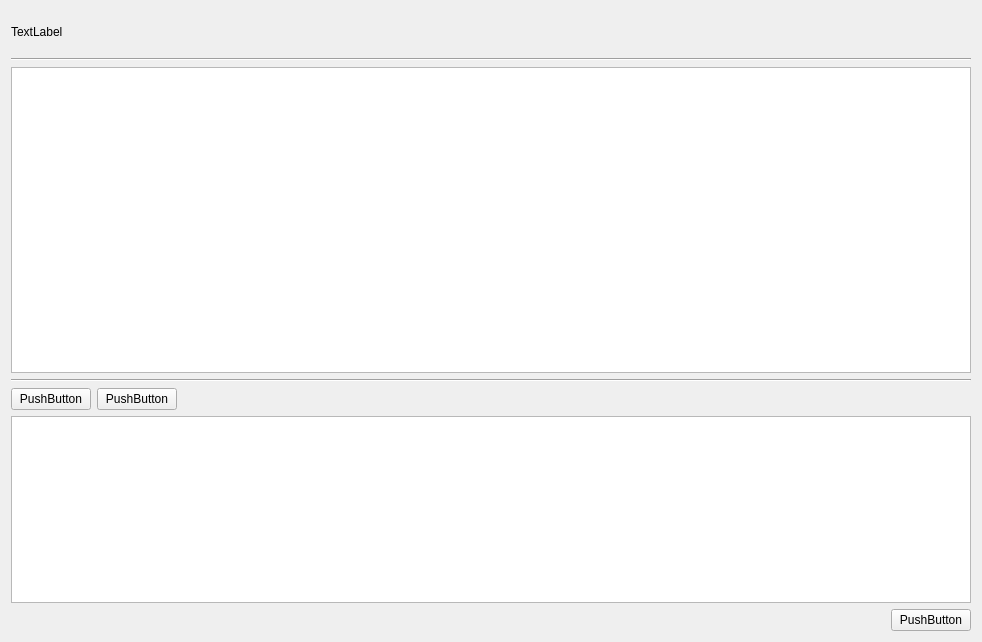
Before: the Qt Designer form message-client/3.Message/ui/MessageWindowWidget.ui in yxiao-yang/message-client, drawn with Qt 5.
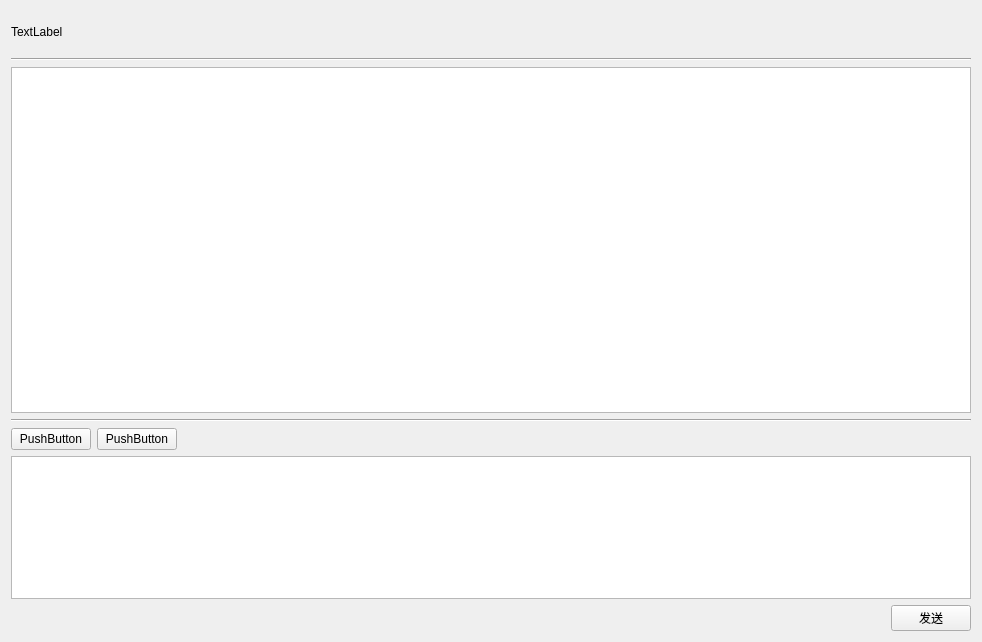
After: the same form once the commit is applied.

The edit to the form file:
```diff
--- a/message-client/3.Message/ui/MessageWindowWidget.ui
+++ b/message-client/3.Message/ui/MessageWindowWidget.ui
@@ -13,7 +13,7 @@
   <property name="windowTitle">
    <string>Form</string>
   </property>
-  <layout class="QVBoxLayout" name="verticalLayout_3" stretch="1,8,6">
+  <layout class="QVBoxLayout" name="verticalLayout_3" stretch="1,9,5">
    <item>
     <layout class="QHBoxLayout" name="horizontalLayout">
      <item>
@@ -100,7 +100,7 @@
        <item>
         <widget class="QPushButton" name="pushButton_3">
          <property name="text">
-          <string>PushButton</string>
+          <string>发送</string>
          </property>
         </widget>
        </item>
```
